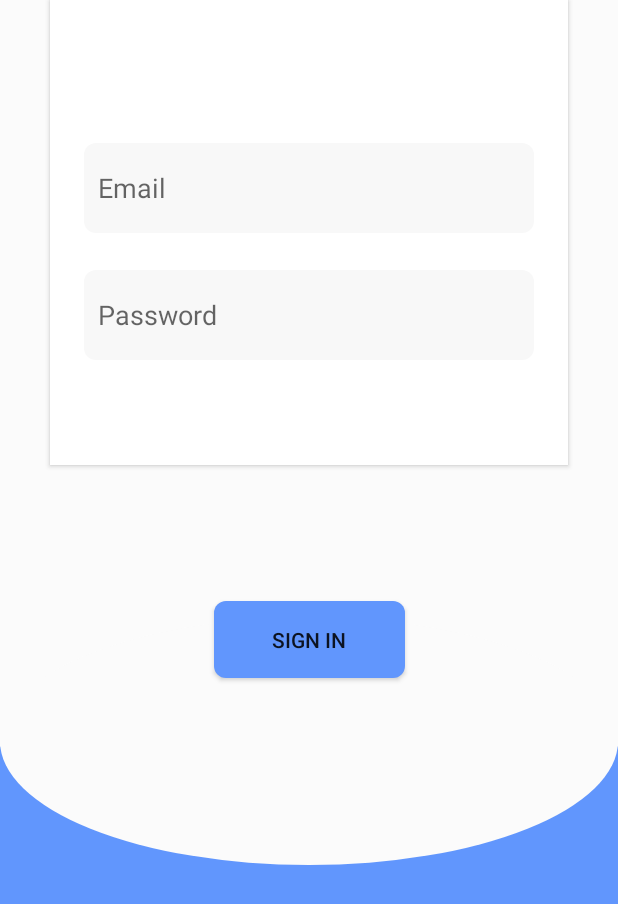
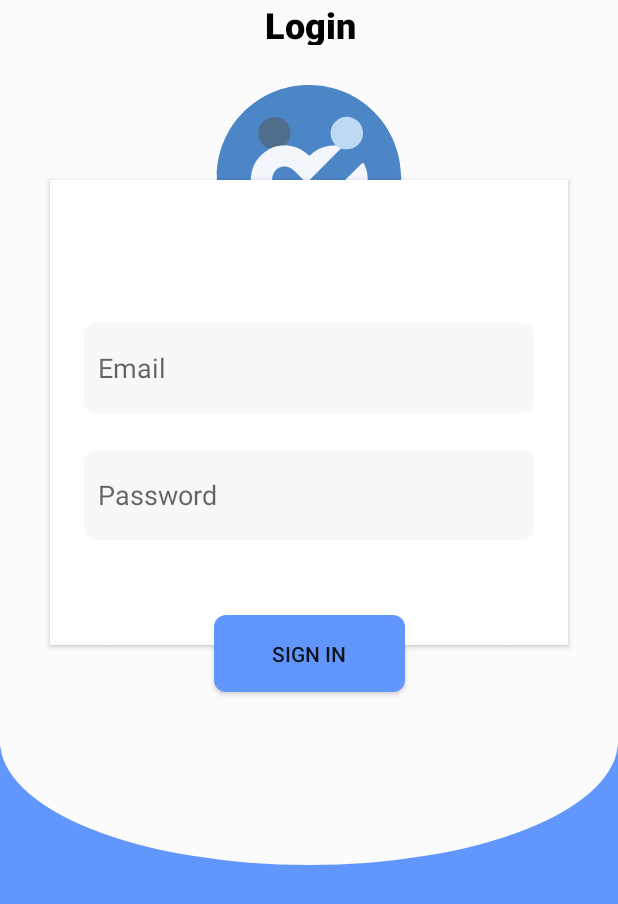
Before and after one commit to ob-taka/MAD-Assigment, an Android app: the layout sign_in.xml on its own in the app's theme, with its tools: preview values and no code run, on a phone screen of 412 x 824 dp. Shown: the top 904 px of the screen. Run offline under Robolectric (Android 15) with nearby library versions, the phone set to English and light mode, and no system bars.

Commit message:
-Completing UI Design for Sign In layout. Need to fix inability to overlay imageView over FrameLayout..

```diff
--- /dev/null
+++ b/app/src/main/res/drawable/ic_round.xml
@@ -0,0 +1,34 @@
+<vector xmlns:android="http://schemas.android.com/apk/res/android"
+    android:width="1440dp"
+    android:height="1440dp"
+    android:viewportWidth="1440"
+    android:viewportHeight="1440">
+  <group>
+    <clip-path
+        android:pathData="M0,0L1440,0L1440,1440L0,1440Z"/>
+    <path
+        android:pathData="m1390.67,720.89c-3.82,381.75 -312.68,670.78 -673.67,668.84 -370.58,-1.99 -669.99,-301.75 -667.41,-674.42 2.55,-367.01 297.65,-666.3 672.96,-664.92C1093.06,51.74 1387.64,348.17 1390.67,720.89"
+        android:fillColor="#4d86c6"
+        android:strokeColor="#00000000"
+        android:fillType="nonZero"
+        android:fillAlpha="1"/>
+    <path
+        android:pathData="m551.6,489.3c33.55,4.93 67.14,9.08 97.99,25.22 22.74,11.9 44.59,24.97 62.44,43.36 8.64,8.89 13.12,7.64 21.61,-0.23 40.46,-37.48 87.8,-60.53 143.46,-64.75 21.38,-0.21 43.72,-9.24 63.33,6.87 5.41,4.44 12.63,8.04 7.82,17.14 -79.39,79.71 -158.93,159.28 -237.99,239.32 -9,9.11 -12.91,3.03 -18.51,-2.56 -26.84,-26.82 -53.15,-54.21 -80.77,-80.21 -49.73,-46.8 -121.57,-35.27 -149.71,23.27 -16.55,34.42 -10.53,74.07 17.73,103.36 36.79,38.13 74.65,75.23 112.1,112.72 32.83,32.86 66.28,65.13 98.29,98.76 10.67,11.21 15.99,9.31 25.84,-0.61 127.26,-128.1 254.96,-255.75 382.55,-383.53 16.04,-16.06 16.01,-16.08 25.72,3.71 42.95,87.59 27,200.88 -41.15,270.09 -115.21,117 -231.97,232.48 -347.8,348.88 -8.7,8.74 -14.14,10.06 -23.56,0.59 -114.87,-115.51 -231.5,-229.3 -344.89,-346.23 -112.07,-115.55 -82.07,-304.61 58.02,-382.98 4.54,-2.54 8.91,-5.38 13.35,-8.08C454.54,494.89 478.31,491.97 500.87,488.94 517.36,486.73 534.88,477.95 551.6,489.3"
+        android:fillColor="#f3f6fb"
+        android:strokeColor="#00000000"
+        android:fillType="nonZero"
+        android:fillAlpha="1"/>
+    <path
+        android:pathData="m948.25,516.91c-7.42,-14.99 -20.79,-21.39 -36.23,-23.24 -11.51,-1.37 -23.27,-0.59 -34.93,-0.77 10.17,-6.3 21.85,-1.45 34.55,-5.01 -11.91,-19.32 -27.16,-36.31 -31.51,-59.3 -9.58,-50.56 5.27,-92.37 46.09,-122.62 37.72,-27.95 80.36,-30.45 122.01,-9.33 43.33,21.97 65.14,59.71 64.54,108.05C1111.86,477.43 1043.82,529.43 968.82,516.03 961.58,514.74 954.96,512.63 948.25,516.91"
+        android:fillColor="#bedaf2"
+        android:strokeColor="#00000000"
+        android:fillType="nonZero"
+        android:fillAlpha="1"/>
+    <path
+        android:pathData="m551.6,489.3c-39.46,1.32 -77.88,7.56 -114.13,24.11 -47.22,-9.51 -83.88,-56.65 -86.5,-105.08 -3.13,-57.79 37.99,-109.53 90.06,-121.07 67.69,-15.01 129.26,25.9 142.47,90.69C591.42,416.88 580.61,449.29 556.52,478.98 554.19,481.86 553.21,485.83 551.6,489.3"
+        android:fillColor="#4f6e8c"
+        android:strokeColor="#00000000"
+        android:fillType="nonZero"
+        android:fillAlpha="1"/>
+  </group>
+</vector>
--- /dev/null
+++ b/app/src/main/res/layout-land/sign_in.xml
@@ -0,0 +1,102 @@
+<?xml version="1.0" encoding="utf-8"?>
+<androidx.constraintlayout.widget.ConstraintLayout xmlns:android="http://schemas.android.com/apk/res/android"
+    xmlns:app="http://schemas.android.com/apk/res-auto"
+    xmlns:tools="http://schemas.android.com/tools"
+    android:layout_width="match_parent"
+    android:layout_height="match_parent"
+    android:background="@drawable/login"
+    tools:context=".MainActivity">
+
+
+    <TextView
+        android:id="@+id/textView_Login"
+        android:layout_width="180dp"
+        android:layout_height="30dp"
+        android:fontFamily="sans-serif-black"
+        android:gravity="center"
+        android:text="Login"
+        android:textColor="#000"
+        android:textSize="24sp"
+        android:textStyle="normal"
+        app:layout_constraintEnd_toEndOf="parent"
+        app:layout_constraintStart_toStartOf="parent"
+        app:layout_constraintTop_toTopOf="parent" />
+
+    <FrameLayout
+        android:id="@+id/frameLayout"
+        android:layout_width="350dp"
+        android:layout_height="300dp"
+        android:layout_gravity="center_horizontal"
+        android:layout_marginTop="12dp"
+
+
+        android:background="@drawable/signin_box"
+        android:elevation="2dp"
+        app:layout_constraintEnd_toEndOf="parent"
+        app:layout_constraintStart_toStartOf="@+id/textView_Login"
+        app:layout_constraintTop_toBottomOf="@+id/textView_Login">
+
+
+        <EditText
+            android:id="@+id/editText_email"
+            android:layout_width="300dp"
+            android:layout_height="60dp"
+            android:layout_gravity="center_horizontal"
+            android:layout_marginTop="40dp"
+            android:background="@drawable/emailpass_box"
+            android:ems="10"
+            android:hint="  Email"
+            android:inputType="textEmailAddress" />
+
+        <EditText
+            android:id="@+id/editText_password"
+            android:layout_width="300dp"
+            android:layout_height="60dp"
+            android:layout_gravity="center_horizontal"
+            android:layout_marginTop="120dp"
+            android:background="@drawable/emailpass_box"
+            android:ems="10"
+            android:hint="  Password"
+            android:inputType="textPassword" />
+
+        <Button
+            android:id="@+id/btn_signIn"
+            android:layout_width="300dp"
+            android:layout_height="65dp"
+            android:layout_gravity="bottom|center_horizontal"
+            android:layout_marginBottom="25dp"
+            android:background="@drawable/myrect"
+            android:elevation="2dp"
+            android:text="Sign In" />
+
+    </FrameLayout>
+
+    <ProgressBar
+        android:id="@+id/progressBar_signIn"
+        style="?android:attr/progressBarStyle"
+        android:layout_width="60dp"
+        android:layout_height="60dp"
+        android:visibility="invisible"
+        app:layout_constraintBottom_toBottomOf="parent"
+        app:layout_constraintEnd_toEndOf="@+id/frameLayout"
+        app:layout_constraintStart_toStartOf="@+id/frameLayout"
+        app:layout_constraintTop_toBottomOf="@+id/frameLayout" />
+
+    <ImageView
+        android:id="@+id/imageView"
+        android:layout_width="275dp"
+        android:layout_height="283dp"
+        android:layout_gravity="center_horizontal"
+        android:layout_marginTop="12dp"
+        android:adjustViewBounds="true"
+        app:layout_constraintBottom_toBottomOf="parent"
+        app:layout_constraintEnd_toStartOf="@+id/frameLayout"
+        app:layout_constraintHorizontal_bias="0.528"
+        app:layout_constraintStart_toStartOf="parent"
+        app:layout_constraintTop_toBottomOf="@+id/textView_Login"
+        app:layout_constraintVertical_bias="0.093"
+        app:srcCompat="@drawable/ic_round"
+        tools:ignore="VectorDrawableCompat" />
+
+
+</androidx.constraintlayout.widget.ConstraintLayout>
--- a/app/src/main/res/layout/sign_in.xml
+++ b/app/src/main/res/layout/sign_in.xml
@@ -7,40 +7,48 @@
     android:background="@drawable/login"
     tools:context=".MainActivity">
 
-
-    <androidx.constraintlayout.widget.ConstraintLayout
-        android:layout_width="match_parent"
-        android:layout_height="match_parent"
-        app:layout_constraintBottom_toBottomOf="parent"
-        app:layout_constraintEnd_toEndOf="parent"
-        app:layout_constraintStart_toStartOf="parent"
-        app:layout_constraintTop_toTopOf="parent">
     <TextView
         android:id="@+id/textView_Login"
         android:layout_width="180dp"
         android:layout_height="30dp"
-            android:layout_marginTop="8dp"
         android:fontFamily="sans-serif-black"
         android:gravity="center"
         android:text="Login"
         android:textColor="#000"
         android:textSize="24sp"
         android:textStyle="normal"
-            app:layout_constraintEnd_toEndOf="@+id/frameLayout"
-            app:layout_constraintStart_toStartOf="@+id/frameLayout"
+        app:layout_constraintEnd_toEndOf="@+id/frameLayout2"
+        app:layout_constraintStart_toStartOf="@+id/frameLayout2"
         app:layout_constraintTop_toTopOf="parent" />
+
+    <FrameLayout
+        android:id="@+id/frameLayout2"
+        android:layout_width="410dp"
+        android:layout_height="465dp"
+        android:layout_marginTop="20dp"
+        app:layout_constraintEnd_toEndOf="parent"
+        app:layout_constraintStart_toStartOf="parent"
+        app:layout_constraintTop_toBottomOf="@+id/textView_Login">
+
+        <ImageView
+            android:id="@+id/imageView"
+            android:layout_width="132dp"
+            android:layout_height="136dp"
+            android:layout_gravity="center_horizontal"
+            android:adjustViewBounds="true"
+            app:srcCompat="@drawable/ic_round"
+            tools:ignore="VectorDrawableCompat" />
 
         <FrameLayout
             android:id="@+id/frameLayout"
             android:layout_width="345dp"
             android:layout_height="310dp"
+            android:layout_gravity="center_horizontal"
+            android:layout_marginTop="70dp"
             android:background="@drawable/signin_box"
 
 
-            android:elevation="2dp"
-            app:layout_constraintEnd_toEndOf="parent"
-            app:layout_constraintStart_toStartOf="parent"
-            tools:layout_editor_absoluteY="78dp">
+            android:elevation="2dp">
 
 
             <EditText
@@ -71,14 +79,13 @@
             android:id="@+id/btn_signIn"
             android:layout_width="127dp"
             android:layout_height="51dp"
-            android:layout_gravity="center"
+            android:layout_gravity="center_horizontal"
+            android:layout_marginTop="360dp"
             android:background="@drawable/myrect"
             android:elevation="2dp"
-            android:text="Sign In"
-            app:layout_constraintBottom_toTopOf="@+id/progressBar_signIn"
-            app:layout_constraintEnd_toEndOf="@+id/frameLayout"
-            app:layout_constraintStart_toStartOf="@+id/frameLayout"
-            app:layout_constraintTop_toBottomOf="@+id/frameLayout" />
+            android:text="Sign In" />
+
+    </FrameLayout>
 
     <ProgressBar
         android:id="@+id/progressBar_signIn"
@@ -87,10 +94,9 @@
         android:layout_height="wrap_content"
         android:visibility="invisible"
         app:layout_constraintBottom_toBottomOf="parent"
-            app:layout_constraintEnd_toEndOf="@+id/frameLayout"
-            app:layout_constraintHorizontal_bias="0.498"
-            app:layout_constraintStart_toStartOf="@+id/frameLayout"
-            app:layout_constraintTop_toBottomOf="@+id/frameLayout" />
+        app:layout_constraintEnd_toEndOf="@+id/frameLayout2"
+        app:layout_constraintStart_toStartOf="@+id/frameLayout2"
+        app:layout_constraintTop_toBottomOf="@+id/frameLayout2" />
+
 
 </androidx.constraintlayout.widget.ConstraintLayout>
-</androidx.constraintlayout.widget.ConstraintLayout>
```
Lines whose indentation alone changed are shown as unchanged.
